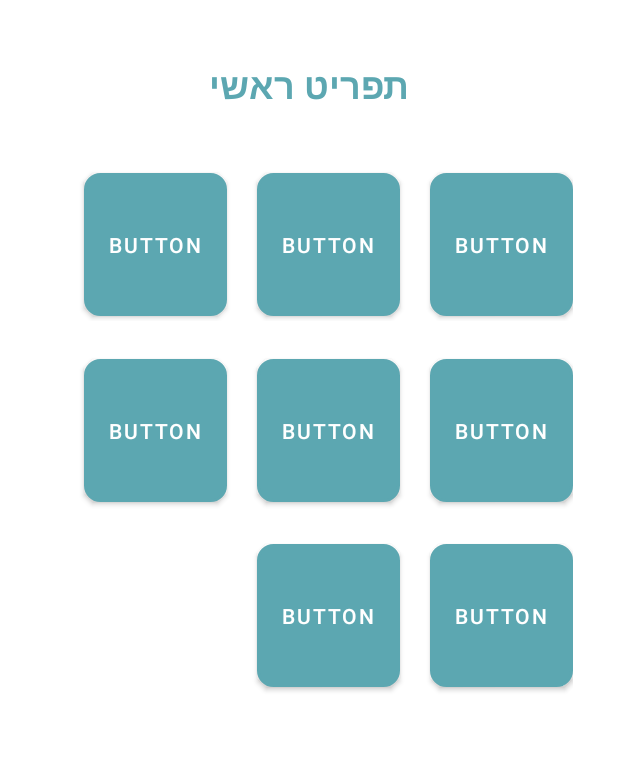
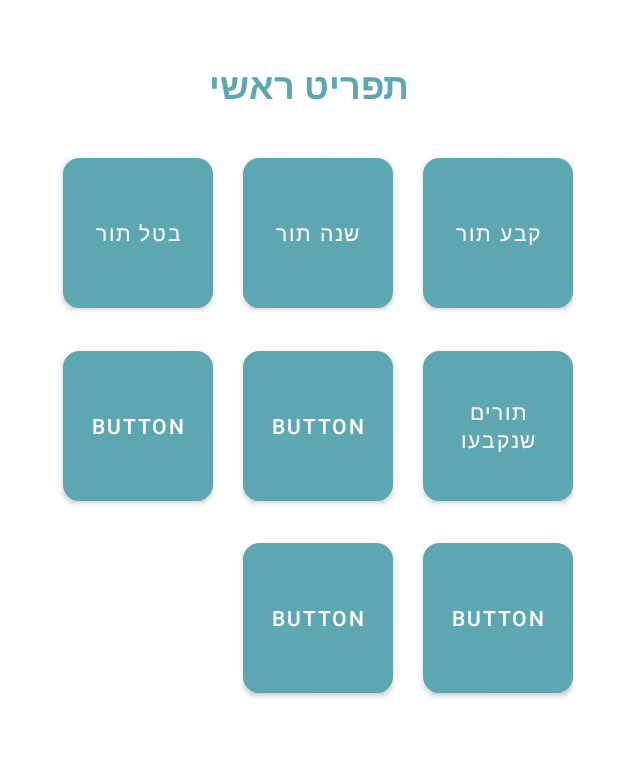
Before and after one commit to GayaGorodecki/HaircutScheduling_AndroidStudio_Java, an Android app: the screen it shows after launch (MainActivity), after a tap on "כניסה", on a phone screen of 412 x 824 dp, the part 234-991 px from its top. Run offline under Robolectric (Android 15) with nearby library versions, the phone set to English and light mode, and no system bars.

Commit message:
update fragments design

```diff
--- a/app/src/main/java/com/example/haircutscheduling/fragments/LoginFragment.java
+++ b/app/src/main/java/com/example/haircutscheduling/fragments/LoginFragment.java
@@ -64,12 +64,6 @@ public class LoginFragment extends Fragment {
     }
 
     @Override
-    public void onResume() {
-        super.onResume();
-
-    }
-
-    @Override
     public View onCreateView(LayoutInflater inflater, ViewGroup container,
                              Bundle savedInstanceState) {
         // Inflate the layout for this fragment
--- a/app/src/main/res/layout-land/fragment_main.xml
+++ b/app/src/main/res/layout-land/fragment_main.xml
@@ -12,14 +12,10 @@
         android:layout_margin="10dp"
         android:orientation="vertical">
 
-        <ScrollView
-            android:layout_width="match_parent"
-            android:layout_height="match_parent">
-
         <LinearLayout
             android:layout_width="match_parent"
             android:layout_height="wrap_content"
-                android:orientation="vertical" >
+            android:orientation="vertical">
 
             <LinearLayout
                 android:layout_width="match_parent"
@@ -94,7 +90,7 @@
                     android:orientation="horizontal">
 
                     <Button
-                            android:id="@+id/button"
+                        android:id="@+id/buttonShowChosenAppointment"
                         android:layout_width="100dp"
                         android:layout_height="100dp"
                         android:layout_gravity="center"
@@ -103,14 +99,14 @@
                         android:layout_marginTop="10dp"
                         android:layout_marginEnd="20dp"
                         android:layout_marginRight="20dp"
-                            android:layout_marginBottom="5dp"
+                        android:layout_marginBottom="10dp"
                         android:background="@drawable/connection_buttoms_design"
-                            android:text="Button"
+                        android:text="תורים שנקבעו"
                         app:backgroundTint="#5CA7B1"
                         app:iconSize="10sp" />
 
                     <Button
-                            android:id="@+id/button2"
+                        android:id="@+id/buttonCancelAppointment"
                         android:layout_width="100dp"
                         android:layout_height="100dp"
                         android:layout_gravity="center"
@@ -119,14 +115,14 @@
                         android:layout_marginTop="10dp"
                         android:layout_marginEnd="20dp"
                         android:layout_marginRight="20dp"
-                            android:layout_marginBottom="5dp"
+                        android:layout_marginBottom="10dp"
                         android:background="@drawable/connection_buttoms_design"
-                            android:text="Button"
+                        android:text="בטל תור"
                         app:backgroundTint="#5CA7B1"
                         app:iconSize="10sp" />
 
                     <Button
-                            android:id="@+id/button3"
+                        android:id="@+id/buttonChangeAppointment"
                         android:layout_width="100dp"
                         android:layout_height="100dp"
                         android:layout_gravity="center"
@@ -135,14 +131,14 @@
                         android:layout_marginTop="10dp"
                         android:layout_marginEnd="20dp"
                         android:layout_marginRight="20dp"
-                            android:layout_marginBottom="5dp"
+                        android:layout_marginBottom="10dp"
                         android:background="@drawable/connection_buttoms_design"
-                            android:text="Button"
+                        android:text="שנה תור"
                         app:backgroundTint="#5CA7B1"
                         app:iconSize="10sp" />
 
                     <Button
-                            android:id="@+id/button4"
+                        android:id="@+id/buttonScheduleAppointment"
                         android:layout_width="100dp"
                         android:layout_height="100dp"
                         android:layout_gravity="center"
@@ -151,9 +147,9 @@
                         android:layout_marginTop="10dp"
                         android:layout_marginEnd="20dp"
                         android:layout_marginRight="20dp"
-                            android:layout_marginBottom="5dp"
+                        android:layout_marginBottom="10dp"
                         android:background="@drawable/connection_buttoms_design"
-                            android:text="Button"
+                        android:text="קבע תור"
                         app:backgroundTint="#5CA7B1"
                         app:iconSize="10sp" />
 
@@ -179,7 +175,7 @@
                         android:layout_gravity="center"
                         android:layout_marginStart="20dp"
                         android:layout_marginLeft="20dp"
-                            android:layout_marginTop="5dp"
+                        android:layout_marginTop="10dp"
                         android:layout_marginEnd="20dp"
                         android:layout_marginRight="20dp"
                         android:layout_marginBottom="10dp"
@@ -189,13 +185,13 @@
                         app:iconSize="10sp" />
 
                     <Button
-                            android:id="@+id/button6"
+                        android:id="@+id/button4"
                         android:layout_width="100dp"
                         android:layout_height="100dp"
                         android:layout_gravity="center"
                         android:layout_marginStart="20dp"
                         android:layout_marginLeft="20dp"
-                            android:layout_marginTop="5dp"
+                        android:layout_marginTop="10dp"
                         android:layout_marginEnd="20dp"
                         android:layout_marginRight="20dp"
                         android:layout_marginBottom="10dp"
@@ -211,7 +207,7 @@
                         android:layout_gravity="center"
                         android:layout_marginStart="20dp"
                         android:layout_marginLeft="20dp"
-                            android:layout_marginTop="5dp"
+                        android:layout_marginTop="10dp"
                         android:layout_marginEnd="20dp"
                         android:layout_marginRight="20dp"
                         android:layout_marginBottom="10dp"
@@ -227,7 +223,7 @@
                         android:layout_gravity="center"
                         android:layout_marginStart="20dp"
                         android:layout_marginLeft="20dp"
-                            android:layout_marginTop="5dp"
+                        android:layout_marginTop="10dp"
                         android:layout_marginEnd="20dp"
                         android:layout_marginRight="20dp"
                         android:layout_marginBottom="10dp"
@@ -241,7 +237,6 @@
             </LinearLayout>
 
         </LinearLayout>
-        </ScrollView>
 
     </LinearLayout>
 </FrameLayout>
--- a/app/src/main/res/layout-land/fragment_signin.xml
+++ b/app/src/main/res/layout-land/fragment_signin.xml
@@ -5,10 +5,6 @@
     android:layout_width="match_parent"
     android:layout_height="match_parent"
     tools:context=".fragments.SigninFragment">
-
-    <ScrollView
-        android:layout_width="match_parent"
-        android:layout_height="match_parent">
 
     <LinearLayout
         android:layout_width="match_parent"
@@ -177,6 +173,5 @@
         </LinearLayout>
 
     </LinearLayout>
-    </ScrollView>
 
 </FrameLayout>
--- a/app/src/main/res/layout/fragment_login.xml
+++ b/app/src/main/res/layout/fragment_login.xml
@@ -127,7 +127,7 @@
             android:layout_margin="10dp"
             android:gravity="bottom"
             android:orientation="vertical"
-            android:padding="10dp">
+            android:paddingTop="10dp">
 
             <TextView
                 android:id="@+id/textViewSignin"
@@ -140,7 +140,7 @@
             <Button
                 android:id="@+id/buttonSignin"
                 android:layout_width="wrap_content"
-                android:layout_height="match_parent"
+                android:layout_height="wrap_content"
                 android:layout_gravity="center"
                 android:background="@drawable/connection_buttoms_design"
                 android:text="פתח חשבון"
--- a/app/src/main/res/layout/fragment_main.xml
+++ b/app/src/main/res/layout/fragment_main.xml
@@ -12,14 +12,10 @@
         android:layout_margin="10dp"
         android:orientation="vertical">
 
-        <ScrollView
-            android:layout_width="match_parent"
-            android:layout_height="match_parent">
-
         <LinearLayout
             android:layout_width="match_parent"
             android:layout_height="wrap_content"
-                android:orientation="vertical" >
+            android:orientation="vertical">
 
             <LinearLayout
                 android:layout_width="match_parent"
@@ -80,33 +76,36 @@
                 android:layout_width="match_parent"
                 android:layout_height="match_parent"
                 android:layout_gravity="center"
-                    android:gravity="center"
+                android:gravity="center|fill|fill_horizontal|fill_vertical"
                 android:orientation="vertical">
 
                 <LinearLayout
                     android:layout_width="match_parent"
                     android:layout_height="wrap_content"
+                    android:layout_gravity="center|fill|fill_horizontal|fill_vertical"
                     android:gravity="center|right"
                     android:orientation="horizontal"
-                        android:padding="10dp">
+                    android:paddingLeft="10dp"
+                    android:paddingRight="10dp"
+                    android:paddingBottom="10dp">
 
                     <Button
-                            android:id="@+id/button"
-                            android:layout_width="95dp"
-                            android:layout_height="95dp"
+                        android:id="@+id/buttonCancelAppointment"
+                        android:layout_width="100dp"
+                        android:layout_height="100dp"
                         android:layout_gravity="center"
                         android:layout_marginTop="10dp"
                         android:layout_marginEnd="10dp"
                         android:layout_marginRight="10dp"
                         android:layout_marginBottom="5dp"
                         android:background="@drawable/connection_buttoms_design"
-                            android:text="Button"
+                        android:text="בטל תור"
                         app:backgroundTint="#5CA7B1" />
 
                     <Button
-                            android:id="@+id/button2"
-                            android:layout_width="95dp"
-                            android:layout_height="95dp"
+                        android:id="@+id/buttonChangeAppointment"
+                        android:layout_width="100dp"
+                        android:layout_height="100dp"
                         android:layout_gravity="center"
                         android:layout_marginStart="10dp"
                         android:layout_marginLeft="10dp"
@@ -115,20 +114,20 @@
                         android:layout_marginRight="10dp"
                         android:layout_marginBottom="5dp"
                         android:background="@drawable/connection_buttoms_design"
-                            android:text="Button"
+                        android:text="שנה תור"
                         app:backgroundTint="#5CA7B1" />
 
                     <Button
-                            android:id="@+id/button3"
-                            android:layout_width="95dp"
-                            android:layout_height="95dp"
+                        android:id="@+id/buttonScheduleAppointment"
+                        android:layout_width="100dp"
+                        android:layout_height="100dp"
                         android:layout_gravity="center"
                         android:layout_marginStart="10dp"
                         android:layout_marginLeft="10dp"
                         android:layout_marginTop="10dp"
                         android:layout_marginBottom="5dp"
                         android:background="@drawable/connection_buttoms_design"
-                            android:text="Button"
+                        android:text="קבע תור"
                         app:backgroundTint="#5CA7B1" />
 
                 </LinearLayout>
@@ -136,14 +135,15 @@
                 <LinearLayout
                     android:layout_width="match_parent"
                     android:layout_height="wrap_content"
+                    android:layout_gravity="center|fill|fill_horizontal|fill_vertical"
                     android:gravity="center|right"
                     android:orientation="horizontal"
                     android:padding="10dp">
 
                     <Button
                         android:id="@+id/button4"
-                            android:layout_width="95dp"
-                            android:layout_height="95dp"
+                        android:layout_width="100dp"
+                        android:layout_height="100dp"
                         android:layout_gravity="center"
                         android:layout_marginTop="5dp"
                         android:layout_marginEnd="10dp"
@@ -155,8 +155,8 @@
 
                     <Button
                         android:id="@+id/button5"
-                            android:layout_width="95dp"
-                            android:layout_height="95dp"
+                        android:layout_width="100dp"
+                        android:layout_height="100dp"
                         android:layout_gravity="center"
                         android:layout_marginStart="10dp"
                         android:layout_marginLeft="10dp"
@@ -169,16 +169,16 @@
                         app:backgroundTint="#5CA7B1" />
 
                     <Button
-                            android:id="@+id/button6"
-                            android:layout_width="95dp"
-                            android:layout_height="95dp"
+                        android:id="@+id/buttonShowChosenAppointment"
+                        android:layout_width="100dp"
+                        android:layout_height="100dp"
                         android:layout_gravity="center"
                         android:layout_marginStart="10dp"
                         android:layout_marginLeft="10dp"
                         android:layout_marginTop="5dp"
                         android:layout_marginBottom="5dp"
                         android:background="@drawable/connection_buttoms_design"
-                            android:text="Button"
+                        android:text="תורים שנקבעו"
                         app:backgroundTint="#5CA7B1" />
 
                 </LinearLayout>
@@ -186,14 +186,15 @@
                 <LinearLayout
                     android:layout_width="match_parent"
                     android:layout_height="wrap_content"
+                    android:layout_gravity="center|fill|fill_horizontal|fill_vertical"
                     android:gravity="center|right"
                     android:orientation="horizontal"
                     android:padding="10dp">
 
                     <Button
                         android:id="@+id/button7"
-                            android:layout_width="95dp"
-                            android:layout_height="95dp"
+                        android:layout_width="100dp"
+                        android:layout_height="100dp"
                         android:layout_gravity="center"
                         android:layout_marginStart="10dp"
                         android:layout_marginLeft="10dp"
@@ -207,8 +208,8 @@
 
                     <Button
                         android:id="@+id/button8"
-                            android:layout_width="95dp"
-                            android:layout_height="95dp"
+                        android:layout_width="100dp"
+                        android:layout_height="100dp"
                         android:layout_gravity="center"
                         android:layout_marginStart="10dp"
                         android:layout_marginLeft="10dp"
@@ -222,7 +223,6 @@
             </LinearLayout>
 
         </LinearLayout>
-        </ScrollView>
 
     </LinearLayout>
 </FrameLayout>
```
Also changed, not shown: app/src/main/java/com/example/haircutscheduling/activities/MainActivity.java (+8 -3 lines). Lines whose indentation alone changed are shown as unchanged.
